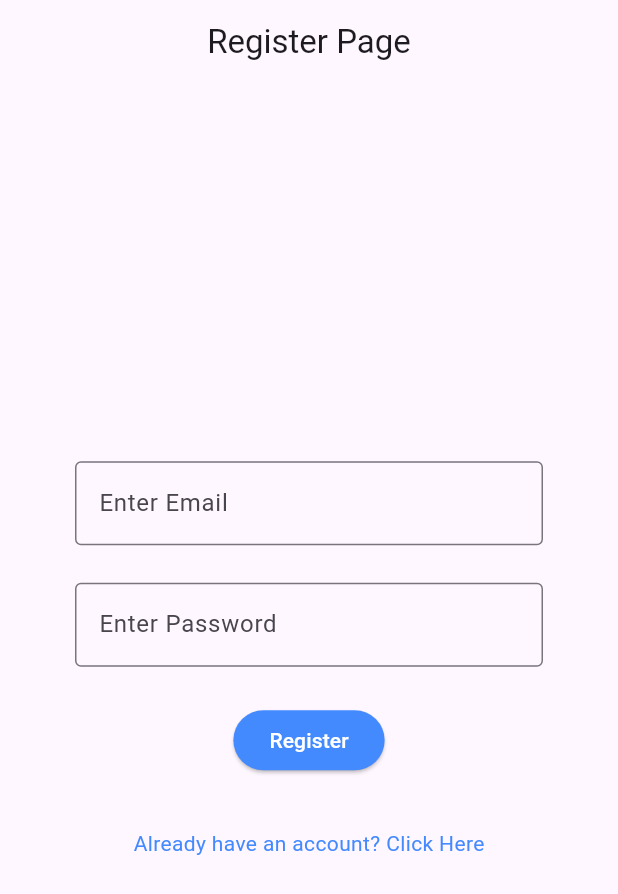
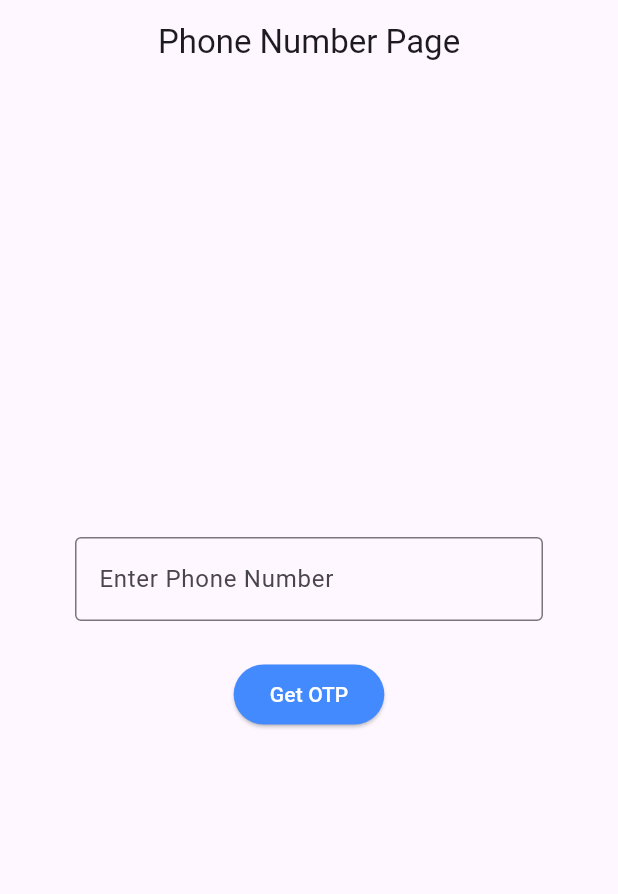
Before and after one commit to jamydevelop/Notes-App-Firebase-ProgrammingKnowledge, a Flutter app: the screen it shows after launch, on a phone screen of 412 x 824 dp. Shown: the top 894 px of the screen. Run offline on Flutter 3.47's test engine with Material 3 defaults, Android fonts, the phone set to English and light mode, and no system bars; our stand-ins replace firebase_auth, firebase_core; accounts and stored records are empty.

Commit message:
Implement OTP code

```diff
--- /dev/null
+++ b/notes_app/lib/PhoneNumber.dart
@@ -0,0 +1,75 @@
+import 'package:firebase_auth/firebase_auth.dart';
+import 'package:flutter/material.dart';
+import 'package:notes_app/OtpScreen.dart';
+import 'package:notes_app/home.dart';
+import 'package:notes_app/register.dart';
+
+class PhoneNumber extends StatelessWidget {
+  PhoneNumber({super.key});
+
+  final phoneNumberController = TextEditingController();
+
+
+  @override
+  Widget build(BuildContext context) {
+    return Scaffold(
+      appBar: AppBar(
+        title: Text('Phone Number Page'),
+        centerTitle: true,
+      ),
+      body: Padding(
+        padding: const EdgeInsets.all(50.0),
+        child: Column(
+          mainAxisAlignment: MainAxisAlignment.center,
+          children: [
+            TextField(
+              controller: phoneNumberController,
+              decoration: InputDecoration(
+                  border: OutlineInputBorder(),
+                  labelText: 'Enter Phone Number'
+              ),
+            ),
+            SizedBox(height: 25),
+            ElevatedButton(
+              onPressed: () async {
+                String number = phoneNumberController.text.trim();
+
+
+                if(number.isEmpty) {
+                  ScaffoldMessenger.of(context).showSnackBar(
+                      SnackBar(
+                          backgroundColor: Colors.red,
+                          content: Text('Enter your phone number!')
+                      )
+                  );
+                } else {
+
+                  //Send OTP to the number
+                  await FirebaseAuth.instance.verifyPhoneNumber(
+                        verificationCompleted: (creadential){},
+                        verificationFailed: (error){},
+                        codeSent: (otp,token){
+
+                          // After sending OTP navigate to next page.
+                          Navigator.push(context, MaterialPageRoute(
+                              builder: (context) => OtpScreen(otp: otp))
+
+                          );
+                        },
+                        codeAutoRetrievalTimeout: (otp){} ,phoneNumber: number);
+                }
+              },
+              style: ElevatedButton.styleFrom(
+                  backgroundColor: Colors.blueAccent),
+              child: Text(
+                'Get OTP',
+                style: TextStyle(color: Colors.white),
+              ),
+            ),
+            SizedBox(height: 35),
+          ],
+        ),
+      ),
+    );
+  }
+}
--- a/notes_app/lib/main.dart
+++ b/notes_app/lib/main.dart
@@ -2,6 +2,8 @@ import 'package:firebase_core/firebase_core.dart';
 import 'package:flutter/material.dart';
 import 'package:notes_app/firebase_options.dart';
 import 'package:notes_app/register.dart';
+
+import 'PhoneNumber.dart';
 
 void main() async {
 
@@ -22,7 +24,7 @@ class MyApp extends StatelessWidget {
     return MaterialApp(
       debugShowCheckedModeBanner: false,
       title: 'Notes App',
-      home: RegisterPage(),
+      home: PhoneNumber(),
     );
   }
 }
```
Also changed, not shown: notes_app/lib/OtpScreen.dart (added, +81 -0 lines).
